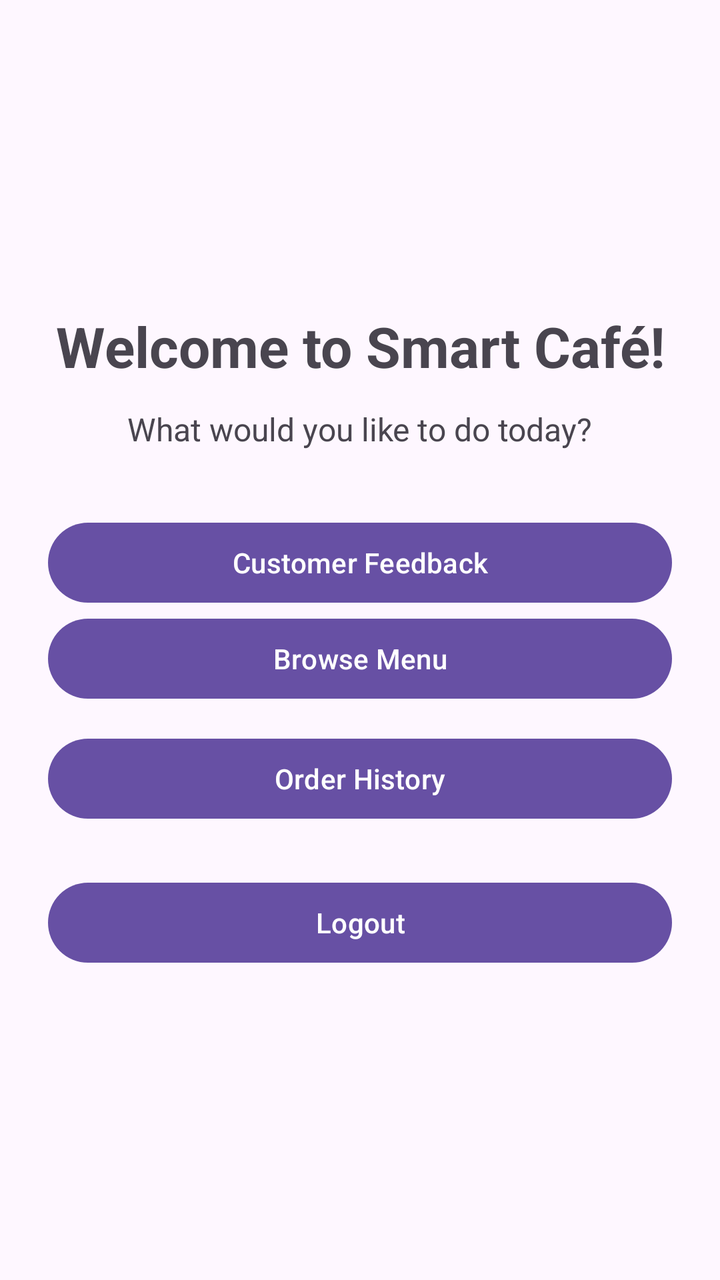
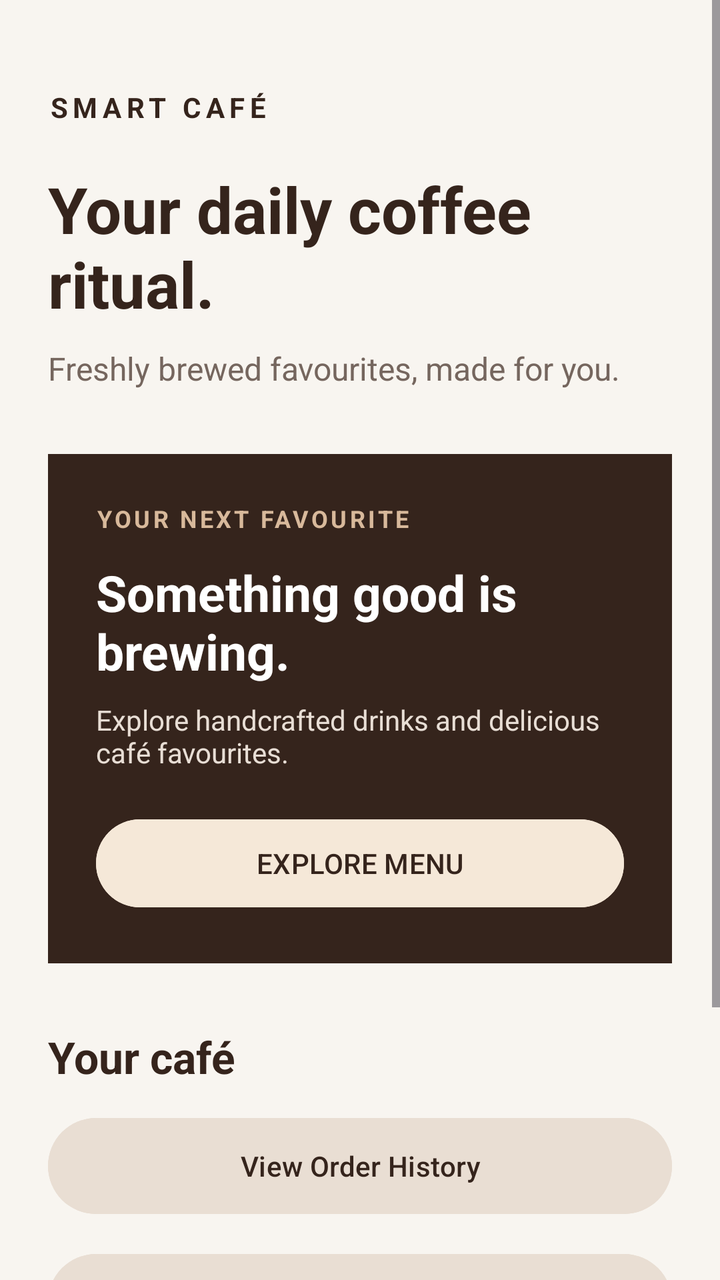

Two renders of the same Android screen: before a commit and after it. Below are the layout's source before the change and the commit's diff.
<!-- AndroidManifest.xml: application theme Theme.SmartCafeCustomer -->
<!-- res/layout/activity_dashboard.xml -->
<?xml version="1.0" encoding="utf-8"?>
<ScrollView
    xmlns:android="http://schemas.android.com/apk/res/android"
    android:id="@+id/main"
    android:layout_width="match_parent"
    android:layout_height="match_parent"
    android:fillViewport="true">

    <LinearLayout
        android:layout_width="match_parent"
        android:layout_height="match_parent"
        android:orientation="vertical"
        android:gravity="center"
        android:padding="24dp">

        <TextView
            android:id="@+id/textViewWelcome"
            android:layout_width="wrap_content"
            android:layout_height="wrap_content"
            android:text="Welcome to Smart Café!"
            android:textSize="28sp"
            android:textStyle="bold"
            android:gravity="center"
            android:layout_marginBottom="12dp" />

        <TextView
            android:layout_width="wrap_content"
            android:layout_height="wrap_content"
            android:text="What would you like to do today?"
            android:textSize="16sp"
            android:gravity="center"
            android:layout_marginBottom="32dp" />
        
        <Button
            android:id="@+id/buttonFeedback"
            android:layout_width="match_parent"
            android:layout_height="wrap_content"
            android:minHeight="48dp"
            android:text="Customer Feedback" />

        <Button
            android:id="@+id/buttonBrowseMenu"
            android:layout_width="match_parent"
            android:layout_height="wrap_content"
            android:minHeight="48dp"
            android:text="Browse Menu" />

        <Button
            android:id="@+id/buttonOrderHistory"
            android:layout_width="match_parent"
            android:layout_height="wrap_content"
            android:minHeight="48dp"
            android:layout_marginTop="12dp"
            android:text="Order History" />

        <Button
            android:id="@+id/buttonLogout"
            android:layout_width="match_parent"
            android:layout_height="wrap_content"
            android:minHeight="48dp"
            android:layout_marginTop="24dp"
            android:text="Logout" />

    </LinearLayout>
</ScrollView>
<!-- resources referenced by this layout -->
<resources>
  <style name="Theme.SmartCafeCustomer" parent="Base.Theme.SmartCafeCustomer" />
  <style name="Base.Theme.SmartCafeCustomer" parent="Theme.Material3.DayNight.NoActionBar">
          
          
      </style>
</resources>

<!-- the commit's change to res/layout/activity_dashboard.xml (unified diff, before → after) -->
@@ -4,62 +4,143 @@
     android:id="@+id/main"
     android:layout_width="match_parent"
     android:layout_height="match_parent"
+    android:background="#F8F5F0"
     android:fillViewport="true">
 
     <LinearLayout
         android:layout_width="match_parent"
-        android:layout_height="match_parent"
+        android:layout_height="wrap_content"
         android:orientation="vertical"
-        android:gravity="center"
         android:padding="24dp">
+
+        
+        <TextView
+            android:layout_width="match_parent"
+            android:layout_height="wrap_content"
+            android:text="SMART CAFÉ"
+            android:textColor="#35241C"
+            android:textSize="14sp"
+            android:textStyle="bold"
+            android:letterSpacing="0.18"
+            android:layout_marginTop="20dp"/>
 
         <TextView
             android:id="@+id/textViewWelcome"
-            android:layout_width="wrap_content"
+            android:layout_width="match_parent"
             android:layout_height="wrap_content"
-            android:text="Welcome to Smart Café!"
-            android:textSize="28sp"
+            android:text="Your daily coffee ritual."
+            android:textColor="#35241C"
+            android:textSize="32sp"
             android:textStyle="bold"
-            android:gravity="center"
-            android:layout_marginBottom="12dp" />
+            android:layout_marginTop="20dp"/>
 
         <TextView
-            android:layout_width="wrap_content"
-            android:layout_height="wrap_content"
-            android:text="What would you like to do today?"
-            android:textSize="16sp"
-            android:gravity="center"
-            android:layout_marginBottom="32dp" />
-        
-        <Button
-            android:id="@+id/buttonFeedback"
             android:layout_width="match_parent"
             android:layout_height="wrap_content"
-            android:minHeight="48dp"
-            android:text="Customer Feedback" />
+            android:text="Freshly brewed favourites, made for you."
+            android:textColor="#75665E"
+            android:textSize="16sp"
+            android:layout_marginTop="10dp"/>
 
-        <Button
-            android:id="@+id/buttonBrowseMenu"
+        
+        <LinearLayout
             android:layout_width="match_parent"
             android:layout_height="wrap_content"
-            android:minHeight="48dp"
-            android:text="Browse Menu" />
+            android:layout_marginTop="32dp"
+            android:background="#35241C"
+            android:orientation="vertical"
+            android:padding="24dp">
+
+            <TextView
+                android:layout_width="wrap_content"
+                android:layout_height="wrap_content"
+                android:text="YOUR NEXT FAVOURITE"
+                android:textColor="#D8B99B"
+                android:textSize="12sp"
+                android:textStyle="bold"
+                android:letterSpacing="0.12"/>
+
+            <TextView
+                android:layout_width="match_parent"
+                android:layout_height="wrap_content"
+                android:layout_marginTop="12dp"
+                android:text="Something good is brewing."
+                android:textColor="#FFFFFF"
+                android:textSize="25sp"
+                android:textStyle="bold"/>
+
+            <TextView
+                android:layout_width="match_parent"
+                android:layout_height="wrap_content"
+                android:layout_marginTop="8dp"
+                android:text="Explore handcrafted drinks and delicious café favourites."
+                android:textColor="#E8DED5"
+                android:textSize="14sp"/>
+
+            <Button
+                android:id="@+id/buttonBrowseMenu"
+                android:layout_width="match_parent"
+                android:layout_height="wrap_content"
+                android:layout_marginTop="20dp"
+                android:minHeight="52dp"
+                android:text="EXPLORE MENU"
+                android:textAllCaps="false"
+                android:textColor="#35241C"
+                android:backgroundTint="#F5E8D8"/>
+        </LinearLayout>
+
+        
+        <TextView
+            android:layout_width="match_parent"
+            android:layout_height="wrap_content"
+            android:layout_marginTop="32dp"
+            android:layout_marginBottom="12dp"
+            android:text="Your café"
+            android:textColor="#35241C"
+            android:textSize="22sp"
+            android:textStyle="bold"/>
 
         <Button
             android:id="@+id/buttonOrderHistory"
             android:layout_width="match_parent"
             android:layout_height="wrap_content"
-            android:minHeight="48dp"
+            android:minHeight="56dp"
+            android:text="View Order History"
+            android:textAllCaps="false"
+            android:textColor="#35241C"
+            android:backgroundTint="#E9DED3"/>
+
+        <Button
+            android:id="@+id/buttonFeedback"
+            android:layout_width="match_parent"
+            android:layout_height="wrap_content"
             android:layout_marginTop="12dp"
-            android:text="Order History" />
+            android:minHeight="56dp"
+            android:text="Leave Feedback"
+            android:textAllCaps="false"
+            android:textColor="#35241C"
+            android:backgroundTint="#E9DED3"/>
+
+        <TextView
+            android:layout_width="match_parent"
+            android:layout_height="wrap_content"
+            android:layout_marginTop="36dp"
+            android:text="ACCOUNT"
+            android:textColor="#8B796D"
+            android:textSize="12sp"
+            android:textStyle="bold"
+            android:letterSpacing="0.12"/>
 
         <Button
             android:id="@+id/buttonLogout"
             android:layout_width="match_parent"
             android:layout_height="wrap_content"
+            android:layout_marginTop="10dp"
             android:minHeight="48dp"
-            android:layout_marginTop="24dp"
-            android:text="Logout" />
+            android:text="Sign out"
+            android:textAllCaps="false"
+            android:textColor="#6B4535"
+            android:backgroundTint="#EFE8E0"/>
 
     </LinearLayout>
 </ScrollView>
